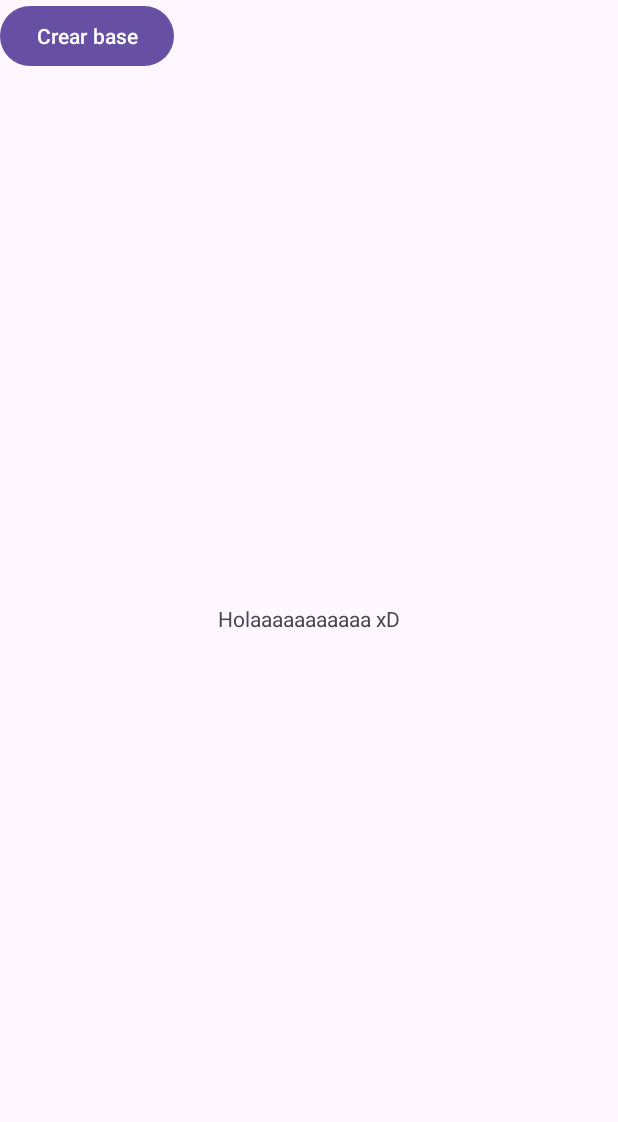
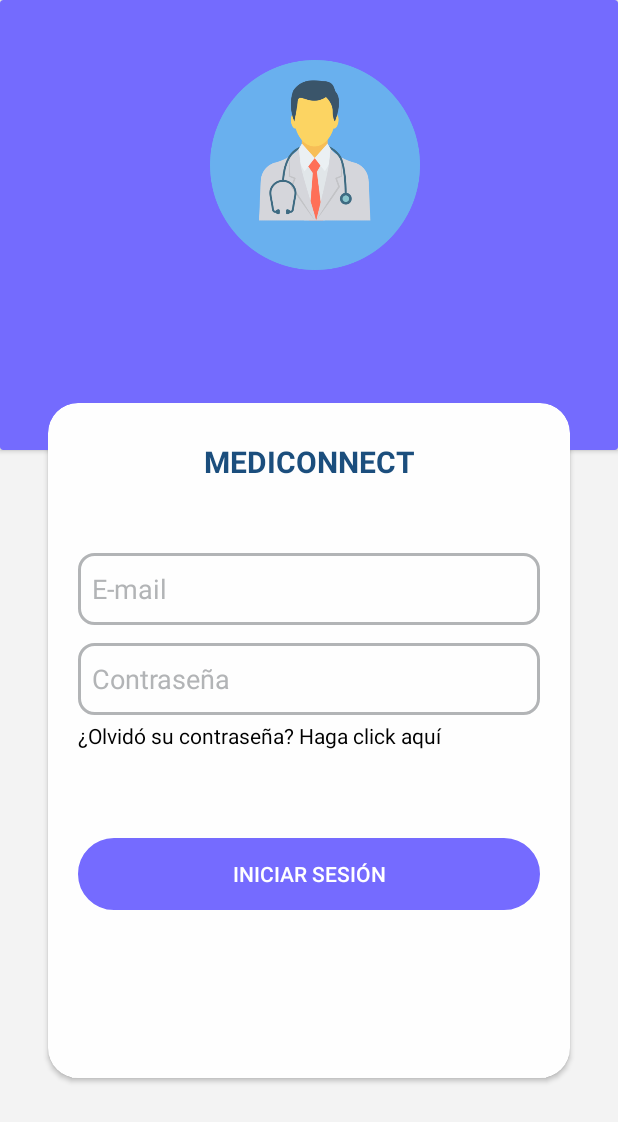
Before and after one commit to regisVald/Telemedicina, an Android app: the screen it shows after launch (MainActivity before the commit, Login after it), on a phone screen of 412 x 824 dp. Shown: the top 1122 px of the screen. Run offline under Robolectric (Android 15) with nearby library versions, the phone set to English and light mode, and no system bars.

Commit message:
PANTALLAS: LOGIN, REGISTER, USERPROFILE

```diff
--- a/app/build.gradle.kts
+++ b/app/build.gradle.kts
@@ -36,6 +36,7 @@ dependencies {
     implementation("androidx.appcompat:appcompat:1.6.1")
     implementation("com.google.android.material:material:1.11.0")
     implementation("androidx.constraintlayout:constraintlayout:2.1.4")
+    implementation("androidx.activity:activity:1.8.0")
     testImplementation("junit:junit:4.13.2")
     androidTestImplementation("androidx.test.ext:junit:1.1.5")
     androidTestImplementation("androidx.test.espresso:espresso-core:3.5.1")
--- /dev/null
+++ b/app/src/main/java/com/example/mediconnect/Login.java
@@ -0,0 +1,24 @@
+package com.example.mediconnect;
+
+import android.os.Bundle;
+
+import androidx.activity.EdgeToEdge;
+import androidx.appcompat.app.AppCompatActivity;
+import androidx.core.graphics.Insets;
+import androidx.core.view.ViewCompat;
+import androidx.core.view.WindowInsetsCompat;
+
+public class Login extends AppCompatActivity {
+
+    @Override
+    protected void onCreate(Bundle savedInstanceState) {
+        super.onCreate(savedInstanceState);
+        EdgeToEdge.enable(this);
+        setContentView(R.layout.activity_login);
+        ViewCompat.setOnApplyWindowInsetsListener(findViewById(R.id.main), (v, insets) -> {
+            Insets systemBars = insets.getInsets(WindowInsetsCompat.Type.systemBars());
+            v.setPadding(systemBars.left, systemBars.top, systemBars.right, systemBars.bottom);
+            return insets;
+        });
+    }
+}
--- /dev/null
+++ b/app/src/main/res/drawable/button_rounded.xml
@@ -0,0 +1,8 @@
+<?xml version="1.0" encoding="utf-8"?>
+<shape xmlns:android="http://schemas.android.com/apk/res/android"
+    android:shape="rectangle">
+    <corners android:radius="10dp" />
+    <stroke
+        android:width="2dp"
+        android:color="#b2b4b6" />
+</shape>
--- /dev/null
+++ b/app/src/main/res/drawable/button_rounded2.xml
@@ -0,0 +1,9 @@
+<?xml version="1.0" encoding="utf-8"?>
+<shape xmlns:android="http://schemas.android.com/apk/res/android"
+    android:shape="rectangle">
+    <corners android:radius="50dp" />
+    <stroke
+        android:width="2dp"
+        android:color="#756BFF" />
+
+</shape>
--- /dev/null
+++ b/app/src/main/res/layout/activity_login.xml
@@ -0,0 +1,114 @@
+<?xml version="1.0" encoding="utf-8"?>
+<androidx.constraintlayout.widget.ConstraintLayout xmlns:android="http://schemas.android.com/apk/res/android"
+    xmlns:app="http://schemas.android.com/apk/res-auto"
+    xmlns:tools="http://schemas.android.com/tools"
+    android:id="@+id/main"
+    android:layout_width="match_parent"
+    android:layout_height="match_parent"
+    tools:context=".Login"
+    android:background="#F3F3F3"
+    >
+
+    <androidx.cardview.widget.CardView
+        android:id="@+id/cardView"
+        android:layout_width="match_parent"
+        android:layout_height="300dp"
+        app:cardBackgroundColor="#746BFE"
+        app:layout_constraintBottom_toBottomOf="parent"
+        app:layout_constraintEnd_toEndOf="parent"
+        app:layout_constraintHorizontal_bias="1.0"
+        app:layout_constraintStart_toStartOf="parent"
+        app:layout_constraintTop_toTopOf="parent"
+        app:layout_constraintVertical_bias="0.0" >
+
+        <ImageView
+            android:id="@+id/imageView2"
+            android:layout_width="140dp"
+            android:layout_height="140dp"
+            android:layout_marginLeft="140dp"
+            android:layout_marginTop="40dp"
+            app:srcCompat="@drawable/doctor" />
+
+    </androidx.cardview.widget.CardView>
+
+    <androidx.cardview.widget.CardView
+        android:layout_width="match_parent"
+        android:layout_height="450dp"
+        android:layout_marginStart="32dp"
+        android:layout_marginEnd="32dp"
+        app:cardBackgroundColor="#FEFEFE"
+        app:cardCornerRadius="20dp"
+        app:layout_constraintBottom_toBottomOf="parent"
+        app:layout_constraintEnd_toEndOf="parent"
+        app:layout_constraintHorizontal_bias="1.0"
+        app:layout_constraintStart_toStartOf="parent"
+        app:layout_constraintTop_toTopOf="parent"
+        app:layout_constraintVertical_bias="0.718">
+
+        <TextView
+            android:layout_width="match_parent"
+            android:layout_height="25dp"
+            android:textSize="20dp"
+            android:layout_marginTop="25dp"
+            android:fontFamily="sans-serif"
+            android:text="MEDICONNECT"
+            android:textAlignment="center"
+            android:textColor="#1b4e7d"
+            android:textStyle="bold" />
+
+        <EditText
+            android:id="@+id/editTextText2"
+            android:layout_width="match_parent"
+            android:layout_height="48dp"
+            android:layout_marginLeft="20dp"
+            android:layout_marginTop="100dp"
+            android:layout_marginRight="20dp"
+            android:background="@drawable/button_rounded"
+            android:ems="10"
+            android:hint="\u00A0 E-mail"
+            android:inputType="text"
+            android:textColor="@color/black"
+            android:textColorHint="#b2b4b6" />
+
+        <EditText
+            android:id="@+id/editTextText3"
+            android:layout_width="match_parent"
+            android:layout_height="48dp"
+            android:layout_marginLeft="20dp"
+            android:layout_marginTop="160dp"
+            android:layout_marginRight="20dp"
+            android:background="@drawable/button_rounded"
+            android:ems="10"
+            android:hint="\u00A0 Contraseña"
+            android:inputType="textPassword"
+            android:textColor="@color/black"
+            android:textColorHint="#b2b4b6" />
+
+        <Button
+            android:id="@+id/button2"
+            android:layout_width="match_parent"
+            android:layout_height="wrap_content"
+            android:layout_marginLeft="20dp"
+            android:layout_marginTop="290dp"
+            android:layout_marginRight="20dp"
+            android:background="@drawable/button_rounded2"
+            android:backgroundTint="#756BFF"
+            android:text="Iniciar Sesión" />
+
+        <TextView
+            android:id="@+id/forgot_password_link"
+            android:layout_width="match_parent"
+            android:layout_height="20dp"
+            android:layout_marginLeft="20dp"
+            android:layout_marginTop="212dp"
+            android:autoLink="all"
+            android:clickable="true"
+            android:minHeight="48dp"
+            android:onClick="forgotPasswordClicked"
+            android:text="¿Olvidó su contraseña? Haga click aquí"
+            android:textColor="@color/black"
+            android:textColorLink="@color/black" />
+
+    </androidx.cardview.widget.CardView>
+
+</androidx.constraintlayout.widget.ConstraintLayout>
```
Also changed, not shown: app/src/main/AndroidManifest.xml (+8 -2 lines), app/src/main/java/com/example/mediconnect/Register.java (added, +24 -0 lines), app/src/main/java/com/example/mediconnect/UserProfile.java (added, +24 -0 lines), app/src/main/res/layout/activity_main.xml (+7 -2 lines), app/src/main/res/layout/activity_register.xml (added, +128 -0 lines), app/src/main/res/layout/activity_user_profile.xml (added, +202 -0 lines), app/src/main/res/drawable/doctor.png (added), app/src/main/res/drawable/health.png (added), app/src/main/res/drawable/user.png (added).
